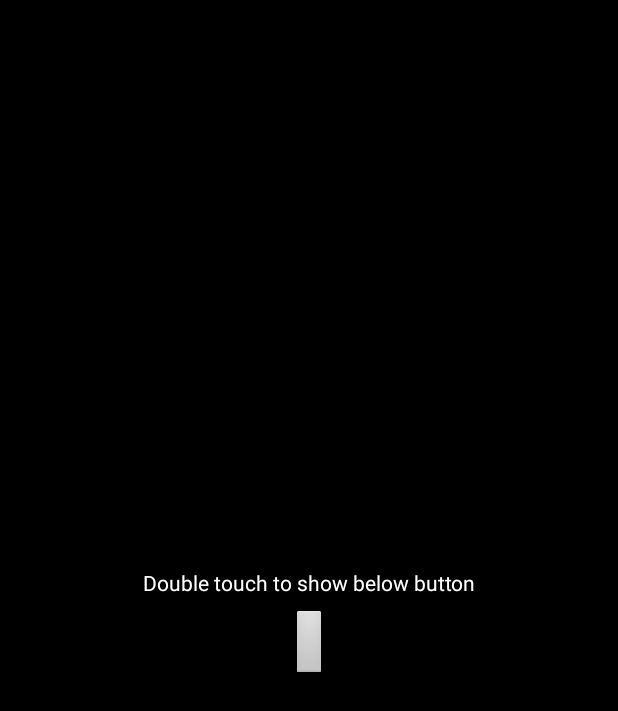
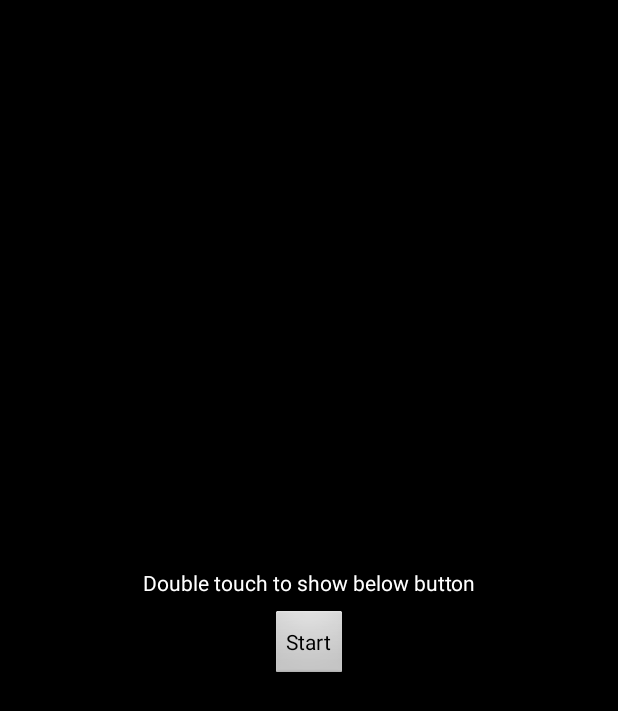
Before and after one commit to RivMt/BlackScreen, an Android app: the layout activity_main.xml on its own in the app's theme, with its tools: preview values and no code run, on a phone screen of 412 x 824 dp. Shown: the top 711 px of the screen. Run offline under Robolectric (Android 15) with nearby library versions, the light colour scheme and no system bars.

Commit message:
Add function

```diff
--- a/app/src/main/res/layout/activity_main.xml
+++ b/app/src/main/res/layout/activity_main.xml
@@ -5,6 +5,7 @@
     android:layout_width="match_parent"
     android:layout_height="match_parent"
     android:background="@color/colorPrimary"
+    android:id="@+id/layout_master"
     tools:context=".MainActivity">
 
     <LinearLayout
@@ -31,7 +32,7 @@
             android:layout_width="wrap_content"
             android:layout_height="wrap_content"
             android:layout_gravity="center"
-            android:textColor="@color/colorAccent" />
+            android:text="@string/txt_start"/>
     </LinearLayout>
 
 </androidx.constraintlayout.widget.ConstraintLayout>
```
Also changed, not shown: app/src/main/java/io/rivmt/deepdark/MainActivity.kt (+29 -1 lines).
